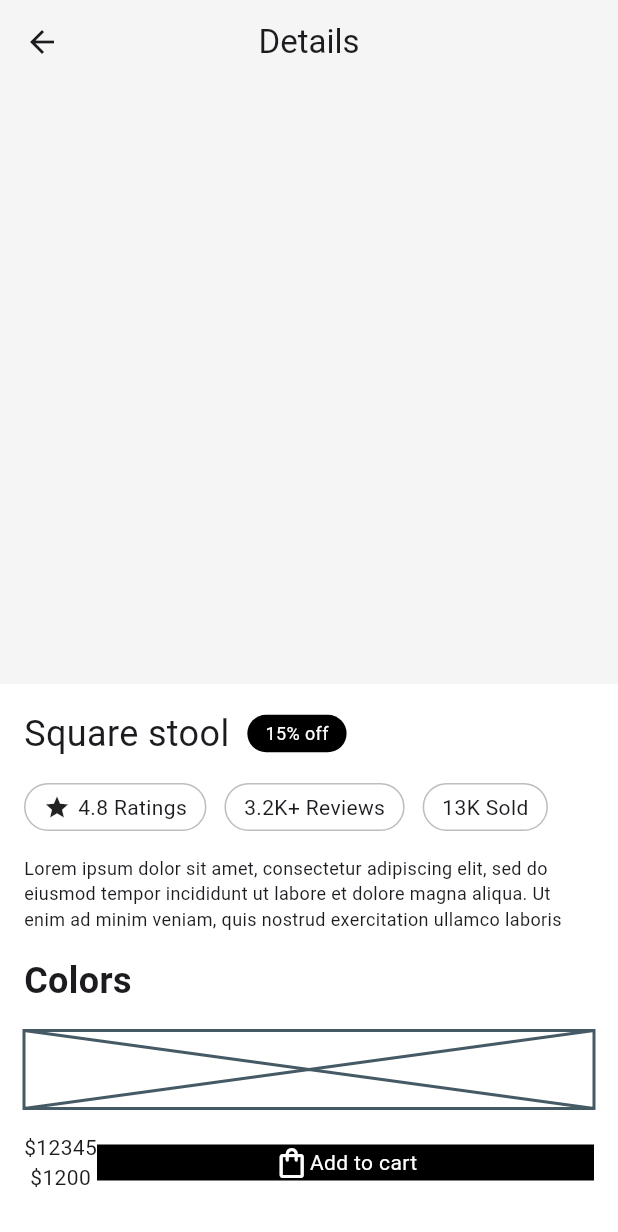
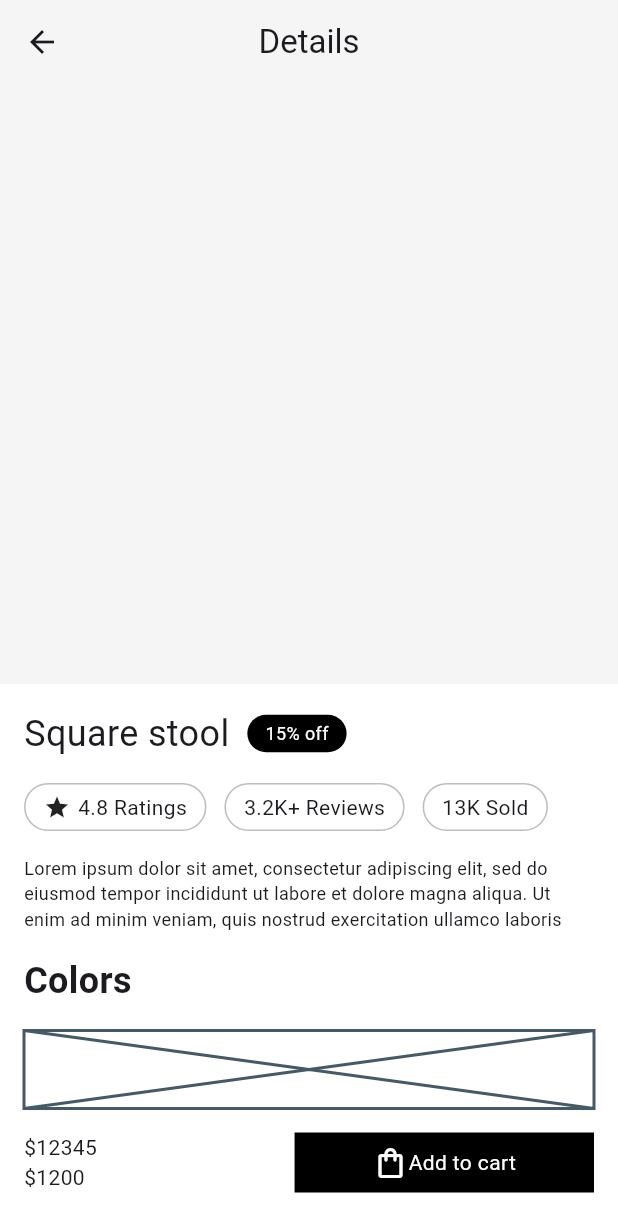
Before and after one commit to JAICHANGPARK/flutter_notebook_chapter_49, a Flutter app: the FurnitureDetailPage screen opened directly, on a phone screen of 412 x 824 dp. Shown: the top 1232 px of the screen. Run offline on Flutter 3.47's test engine with Material 3 defaults, Android fonts, the phone set to English and light mode, and no system bars; our stand-ins replace dots_indicator, gap, google_fonts.

Commit message:
Update furniture_detail_page.dart

```diff
--- a/lib/ep2460_furniture_app/ui/furniture_detail_page.dart
+++ b/lib/ep2460_furniture_app/ui/furniture_detail_page.dart
@@ -105,9 +105,12 @@ class _FurnitureDetailPageState extends State<FurnitureDetailPage> {
                 SizedBox(height: 52, child: Placeholder()),
                 Row(
                   children: [
-                    Column(children: [Text("\$12345"), Text("\$1200")]),
-                    Expanded(
-                      child: Container(
+                    Column(
+                        crossAxisAlignment: .start,
+                        children: [Text("\$12345"), Text("\$1200")]),
+                    Spacer(),
+                    Container(
+                      padding: .symmetric(horizontal: 52, vertical: 8),
                       decoration: BoxDecoration(color: Colors.black),
                       child: Row(
                         mainAxisAlignment: .center,
@@ -124,7 +127,6 @@ class _FurnitureDetailPageState extends State<FurnitureDetailPage> {
                         ],
                       ),
                     ),
-                    ),
                   ],
                 ),
               ],
```
Lines whose indentation alone changed are shown as unchanged.
